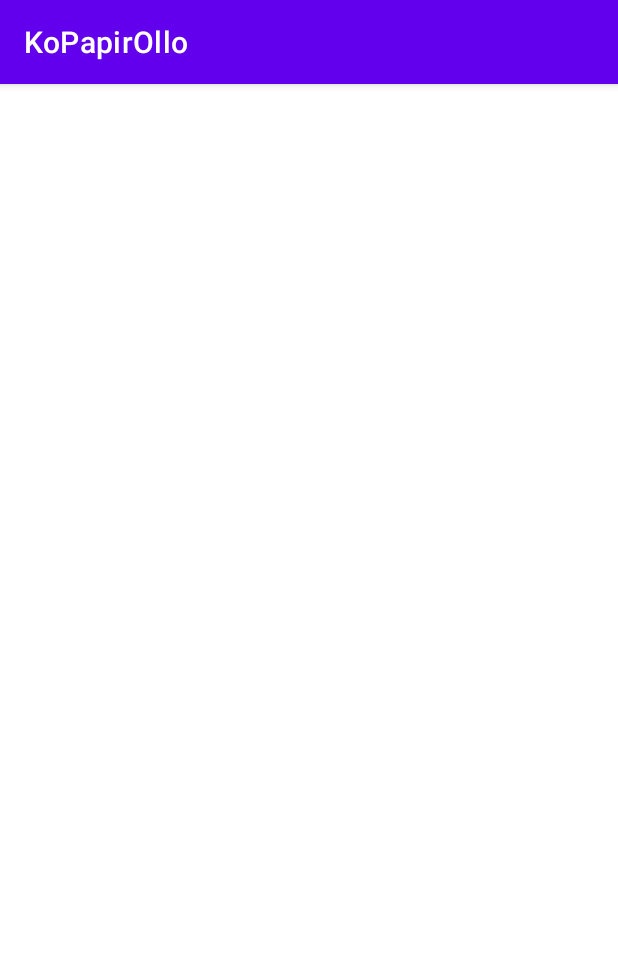
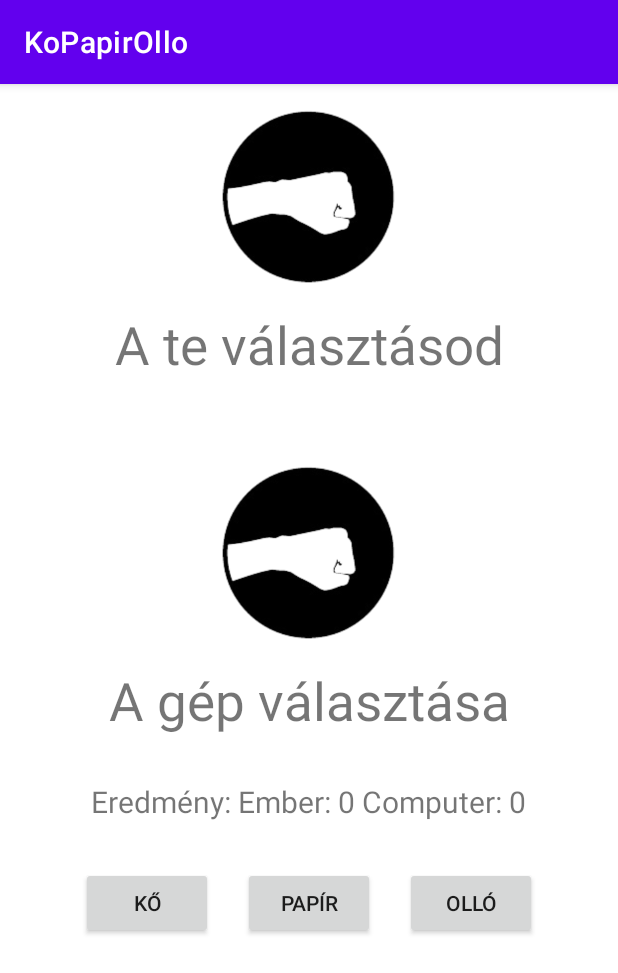
Before and after one commit to Morgi03/MorgovanNimrod_KoPapirOllo, an Android app: the screen it shows after launch (MainActivity), on a phone screen of 412 x 824 dp. Shown: the top 973 px of the screen. Run offline under Robolectric (Android 15) with nearby library versions, the phone set to English and light mode, and no system bars.

Commit message:
Alkalmazás kinézetének felépítése

```diff
--- a/app/src/main/res/layout/activity_main.xml
+++ b/app/src/main/res/layout/activity_main.xml
@@ -1,6 +1,5 @@
 <?xml version="1.0" encoding="utf-8"?>
-<RelativeLayout
-    xmlns:android="http://schemas.android.com/apk/res/android"
+<RelativeLayout xmlns:android="http://schemas.android.com/apk/res/android"
     xmlns:app="http://schemas.android.com/apk/res-auto"
     xmlns:tools="http://schemas.android.com/tools"
     android:layout_width="match_parent"
@@ -8,4 +7,117 @@
     tools:context=".MainActivity">
 
 
+    <LinearLayout
+        android:id="@+id/linear1"
+        android:layout_width="match_parent"
+        android:layout_height="wrap_content"
+        android:gravity="center"
+        android:orientation="vertical">
+
+        <ImageView
+            android:id="@+id/rpsImgHuman"
+            android:layout_width="wrap_content"
+            android:layout_height="150dp"
+            android:src="@drawable/rock" />
+
+        <TextView
+            android:id="@+id/textTeValasztas"
+            android:layout_width="match_parent"
+            android:layout_height="wrap_content"
+            android:text="A te választásod"
+            android:textAlignment="center"
+            android:textSize="35sp" />
+
+    </LinearLayout>
+
+
+    <LinearLayout
+        android:id="@+id/linear2"
+        android:layout_width="match_parent"
+        android:layout_height="wrap_content"
+        android:layout_below="@+id/linear1"
+        android:gravity="center"
+        android:orientation="vertical">
+
+        <ImageView
+            android:id="@+id/rpsImgAI"
+            android:layout_width="wrap_content"
+            android:layout_height="150dp"
+            android:layout_marginTop="40dp"
+            android:src="@drawable/rock" />
+
+        <TextView
+            android:id="@+id/textGepValasztas"
+            android:layout_width="match_parent"
+            android:layout_height="wrap_content"
+            android:text="A gép választása"
+            android:textAlignment="center"
+            android:textSize="35sp" />
+
+    </LinearLayout>
+
+
+    <LinearLayout
+        android:id="@+id/linear3"
+        android:layout_width="match_parent"
+        android:layout_height="wrap_content"
+        android:layout_below="@+id/linear2"
+        android:layout_marginTop="30dp"
+        android:gravity="center"
+        android:orientation="horizontal">
+
+        <TextView
+            android:layout_width="wrap_content"
+            android:layout_height="wrap_content"
+            android:text="Eredmény: "
+            android:textSize="20sp" />
+
+        <TextView
+            android:id="@+id/emberEredmeny"
+            android:layout_width="wrap_content"
+            android:layout_height="wrap_content"
+            android:text="Ember: 0 "
+            android:textSize="20sp" />
+
+        <TextView
+            android:id="@+id/gepEredmeny"
+            android:layout_width="wrap_content"
+            android:layout_height="wrap_content"
+            android:text="Computer: 0"
+            android:textSize="20sp" />
+    </LinearLayout>
+
+
+    <LinearLayout
+        android:layout_width="match_parent"
+        android:layout_height="wrap_content"
+        android:layout_below="@+id/linear3"
+        android:layout_marginTop="30dp"
+        android:gravity="center"
+        android:orientation="horizontal">
+
+        <androidx.appcompat.widget.AppCompatButton
+            android:id="@+id/ko"
+            android:layout_width="wrap_content"
+            android:layout_height="wrap_content"
+            android:layout_marginLeft="10dp"
+            android:layout_marginRight="10dp"
+            android:text="KŐ" />
+
+        <androidx.appcompat.widget.AppCompatButton
+            android:id="@+id/papir"
+            android:layout_width="wrap_content"
+            android:layout_height="wrap_content"
+            android:layout_marginLeft="10dp"
+            android:layout_marginRight="10dp"
+            android:text="PAPÍR" />
+
+        <androidx.appcompat.widget.AppCompatButton
+            android:id="@+id/ollo"
+            android:layout_width="wrap_content"
+            android:layout_height="wrap_content"
+            android:layout_marginLeft="10dp"
+            android:layout_marginRight="10dp"
+            android:text="OLLÓ" />
+    </LinearLayout>
 </RelativeLayout>
```
Also changed, not shown: app/src/main/res/drawable/paper.png (added), app/src/main/res/drawable/rock.png (added), app/src/main/res/drawable/scissors.png (added).
